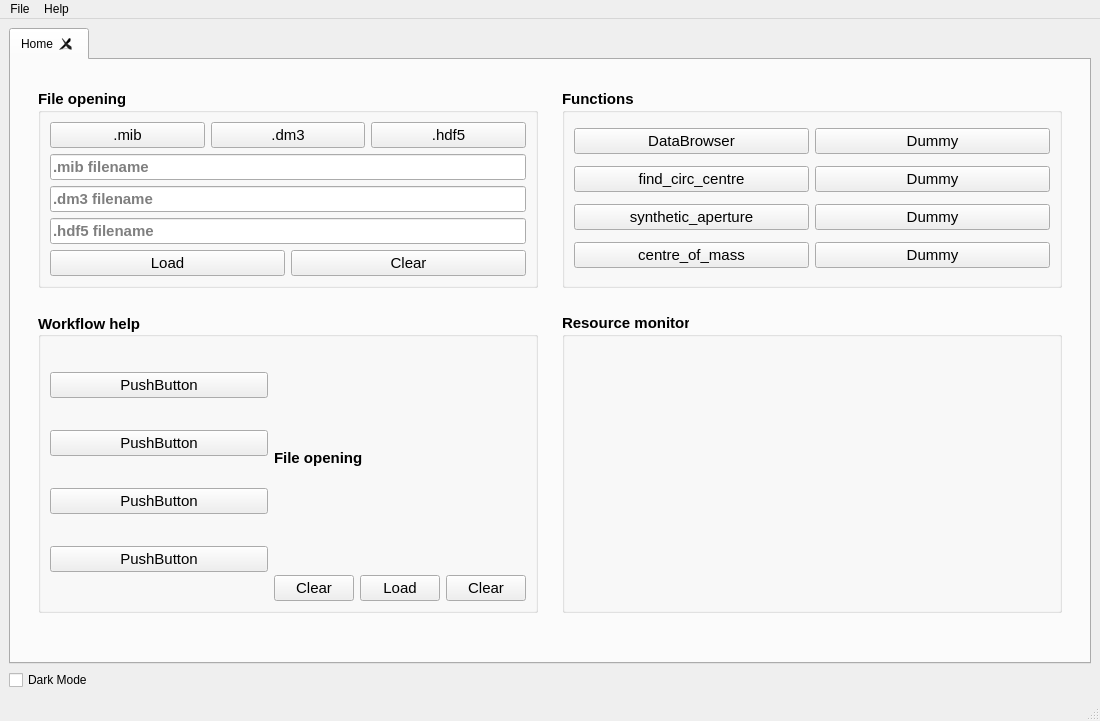
Above: resources/homescreen.ui from CS26-FPD-Explorer/FPD-Explorer before the change. Below: the same form after it.
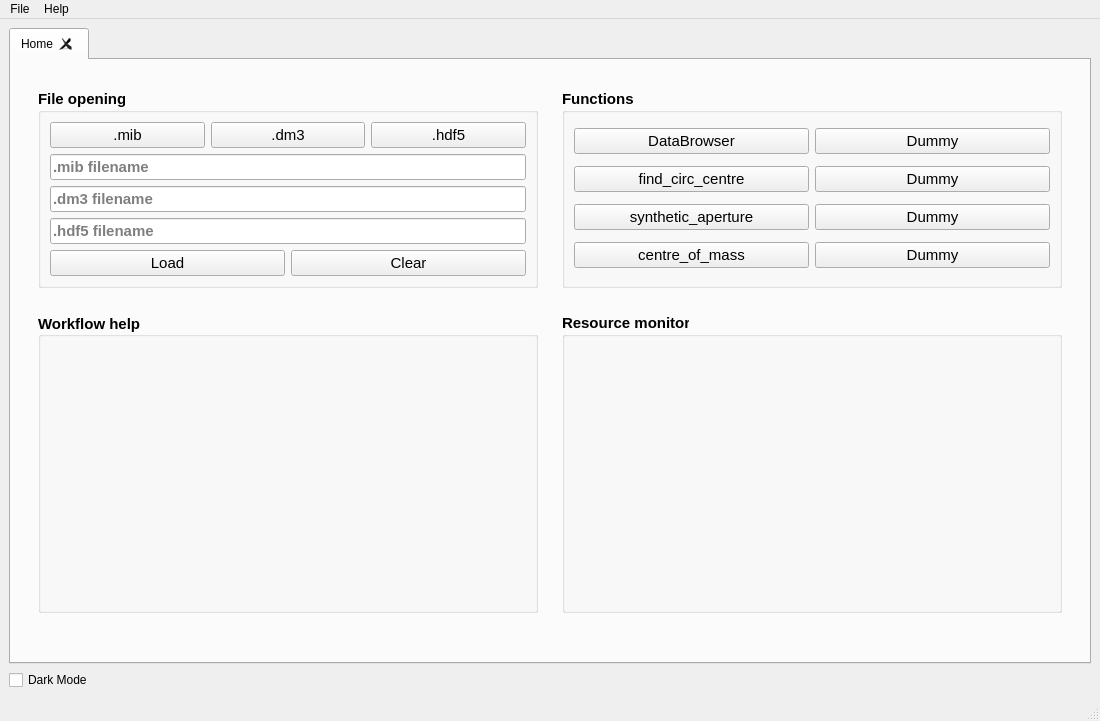
That is the form after the change. Custom widgets are drawn as their Qt base class.

Commit message: Removed redundant widgets that were used for scaling demonstration

```diff
--- a/resources/homescreen.ui
+++ b/resources/homescreen.ui
@@ -71,182 +71,7 @@
           <property name="flat">
            <bool>false</bool>
           </property>
-          <layout class="QGridLayout" name="gridLayout_5">
-           <item row="0" column="0" rowspan="2">
-            <layout class="QVBoxLayout" name="verticalLayout">
-             <item>
-              <widget class="QPushButton" name="pushButton_2">
-               <property name="font">
-                <font>
-                 <pointsize>11</pointsize>
-                 <weight>50</weight>
-                 <bold>false</bold>
-                 <underline>false</underline>
-                </font>
-               </property>
-               <property name="text">
-                <string>PushButton</string>
-               </property>
-               <property name="checkable">
-                <bool>false</bool>
-               </property>
-               <property name="flat">
-                <bool>false</bool>
-               </property>
-              </widget>
-             </item>
-             <item>
-              <widget class="QPushButton" name="pushButton_4">
-               <property name="font">
-                <font>
-                 <pointsize>11</pointsize>
-                 <weight>50</weight>
-                 <bold>false</bold>
-                 <underline>false</underline>
-                </font>
-               </property>
-               <property name="text">
-                <string>PushButton</string>
-               </property>
-               <property name="checkable">
-                <bool>false</bool>
-               </property>
-               <property name="flat">
-                <bool>false</bool>
-               </property>
-              </widget>
-             </item>
-             <item>
-              <widget class="QPushButton" name="pushButton_3">
-               <property name="font">
-                <font>
-                 <pointsize>11</pointsize>
-                 <weight>50</weight>
-                 <bold>false</bold>
-                 <underline>false</underline>
-                </font>
-               </property>
-               <property name="text">
-                <string>PushButton</string>
-               </property>
-               <property name="checkable">
-                <bool>false</bool>
-               </property>
-               <property name="flat">
-                <bool>false</bool>
-               </property>
-              </widget>
-             </item>
-             <item>
-              <widget class="QPushButton" name="pushButton_5">
-               <property name="font">
-                <font>
-                 <pointsize>11</pointsize>
-                 <weight>50</weight>
-                 <bold>false</bold>
-                 <underline>false</underline>
-                </font>
-               </property>
-               <property name="text">
-                <string>PushButton</string>
-               </property>
-               <property name="checkable">
-                <bool>false</bool>
-               </property>
-               <property name="flat">
-                <bool>false</bool>
-               </property>
-              </widget>
-             </item>
-            </layout>
-           </item>
-           <item row="0" column="1">
-            <widget class="QLabel" name="label">
-             <property name="text">
-              <string>File opening</string>
-             </property>
-             <property name="textFormat">
-              <enum>Qt::AutoText</enum>
-             </property>
-             <property name="scaledContents">
-              <bool>false</bool>
-             </property>
-             <property name="alignment">
-              <set>Qt::AlignLeading|Qt::AlignLeft|Qt::AlignVCenter</set>
-             </property>
-             <property name="wordWrap">
-              <bool>false</bool>
-             </property>
-            </widget>
-           </item>
-           <item row="1" column="1">
-            <layout class="QHBoxLayout" name="horizontalLayout_3">
-             <item>
-              <widget class="QPushButton" name="pushButton_20">
-               <property name="font">
-                <font>
-                 <pointsize>11</pointsize>
-                 <weight>50</weight>
-                 <bold>false</bold>
-                 <underline>false</underline>
-                </font>
-               </property>
-               <property name="text">
-                <string>Clear</string>
-               </property>
-               <property name="checkable">
-                <bool>false</bool>
-               </property>
-               <property name="flat">
-                <bool>false</bool>
-               </property>
-              </widget>
-             </item>
-             <item>
-              <widget class="QPushButton" name="pushButton_13">
-               <property name="font">
-                <font>
-                 <pointsize>11</pointsize>
-                 <weight>50</weight>
-                 <bold>false</bold>
-                 <underline>false</underline>
-                </font>
-               </property>
-               <property name="text">
-                <string>Load</string>
-               </property>
-               <property name="checkable">
-                <bool>false</bool>
-               </property>
-               <property name="flat">
-                <bool>false</bool>
-               </property>
-              </widget>
-             </item>
-             <item>
-              <widget class="QPushButton" name="pushButton_14">
-               <property name="font">
-                <font>
-                 <pointsize>11</pointsize>
-                 <weight>50</weight>
-                 <bold>false</bold>
-                 <underline>false</underline>
-                </font>
-               </property>
-               <property name="text">
-                <string>Clear</string>
-               </property>
-               <property name="checkable">
-                <bool>false</bool>
-               </property>
-               <property name="flat">
-                <bool>false</bool>
-               </property>
-              </widget>
-             </item>
-            </layout>
-           </item>
-          </layout>
+          <layout class="QGridLayout" name="gridLayout_5"/>
          </widget>
         </item>
         <item row="0" column="3">
```
